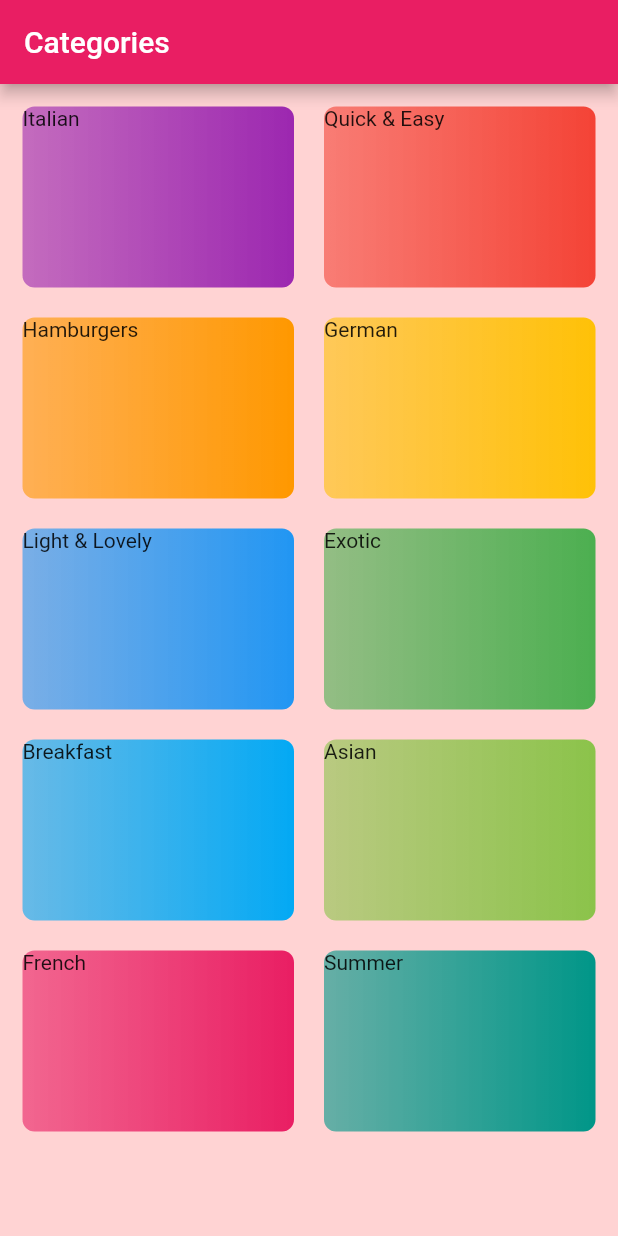
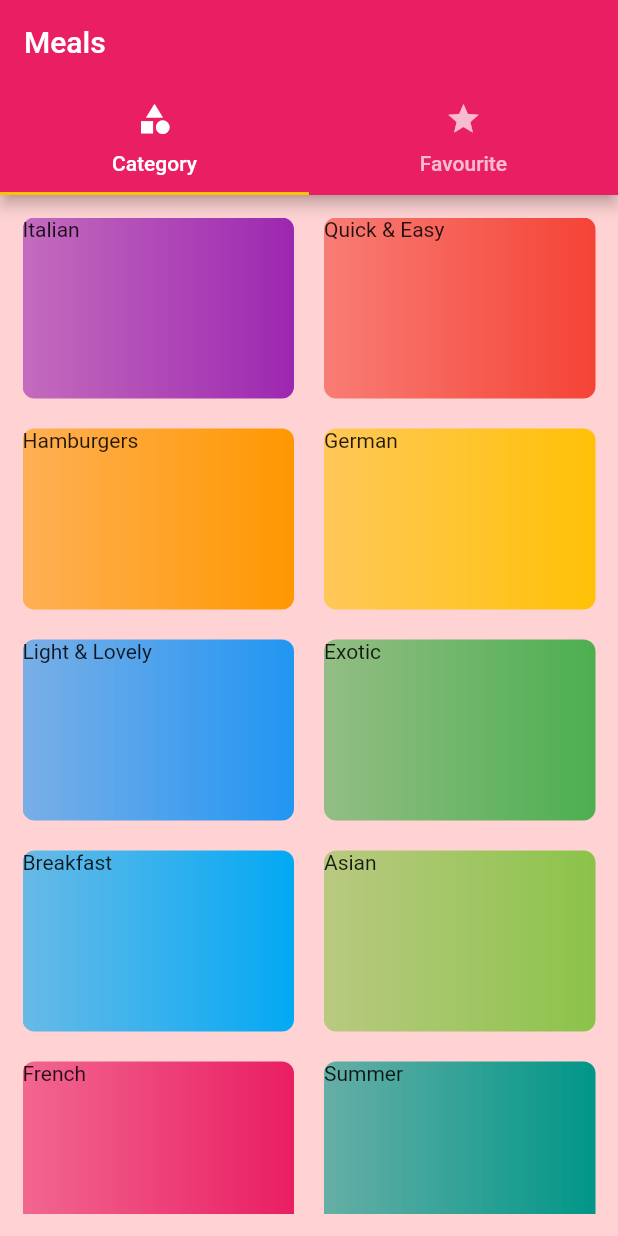
Before and after one commit to sumitdhungana14/flutter_learning, a Flutter app: the screen it shows after launch, on a phone screen of 412 x 824 dp. Run offline on Flutter 3.47's test engine with Material 2 defaults, Android fonts, the phone set to English and light mode, and no system bars.

```diff
--- a/lib/main.dart
+++ b/lib/main.dart
@@ -1,5 +1,6 @@
 import 'package:flutter/material.dart';
 import 'package:flutter_app/screens/not_found_screen.dart';
+import 'package:flutter_app/screens/tabs_screen.dart';
 
 import './screens/categories_screen.dart';
 import './mocks/category_mock.dart';
@@ -21,7 +22,7 @@ class MyApp extends StatelessWidget {
                 headline1: TextStyle(),
               ),
           canvasColor: Color.fromRGBO(255, 200, 200, 0.8)),
-      home: CategoriesScreen(CategoryMock.getCategory()),
+      home: TabsScreen(),
       routes: NamedRoute.namedRoute,
       onUnknownRoute: (settings) {
         return MaterialPageRoute(builder: (_) => NotFound());
--- a/lib/screens/categories_screen.dart
+++ b/lib/screens/categories_screen.dart
@@ -12,11 +12,7 @@ class CategoriesScreen extends StatelessWidget {
 
   @override
   Widget build(BuildContext context) {
-    return Scaffold(
-      appBar: AppBar(
-        title: Text('Categories'),
-      ),
-      body: Container(
+    return Container(
         padding: const EdgeInsets.all(15),
         child: GridView(
           children: categories
@@ -28,7 +24,6 @@ class CategoriesScreen extends StatelessWidget {
               crossAxisSpacing: 20,
               mainAxisSpacing: 20),
         ),
-      ),
-    );
+      );
   }
 }
--- a/lib/screens/not_found_screen.dart
+++ b/lib/screens/not_found_screen.dart
@@ -9,7 +9,7 @@ class NotFound extends StatelessWidget {
       ),
       body: Center(
         child:
-            Text('Page doesn\'t exist.', style: TextStyle(color: Colors.red)),
+            Text('Page doesn\'t exist.', style: TextStyle(color: Colors.red, fontSize: 24)),
       ),
     );
   }
--- /dev/null
+++ b/lib/screens/tabs_screen.dart
@@ -0,0 +1,46 @@
+import 'package:flutter/material.dart';
+import 'package:flutter_app/mocks/category_mock.dart';
+import 'package:flutter_app/models/Category.dart';
+import 'package:flutter_app/screens/categories_screen.dart';
+import 'package:flutter_app/screens/favourites_screen.dart';
+
+class TabsScreen extends StatefulWidget {
+  @override
+  _TabsScreenState createState() => _TabsScreenState();
+}
+
+class _TabsScreenState extends State<TabsScreen> {
+
+  List<Category> categories;
+
+  @override
+  void initState() {
+    categories = CategoryMock.getCategory();
+    super.initState();
+  }
+
+  @override
+  Widget build(BuildContext context) {
+    return DefaultTabController(
+      length: 2,
+      child: Scaffold(
+        appBar: AppBar(
+            title: Text('Meals'),
+            bottom: TabBar(
+              tabs: [
+                Tab(
+                  icon: Icon(Icons.category),
+                  text: 'Category',
+                ),
+                Tab(icon: Icon(Icons.star), text: 'Favourite'),
+              ],
+            ),
+            ),
+        body: TabBarView(children: [
+          CategoriesScreen(categories),
+          FavouritesScreen()
+        ],),
+      ),
+    );
+  }
+}
```
Also changed, not shown: lib/screens/favourites_screen.dart (added, +10 -0 lines), lib/screens/meal_screen.dart (+52 -3 lines).
